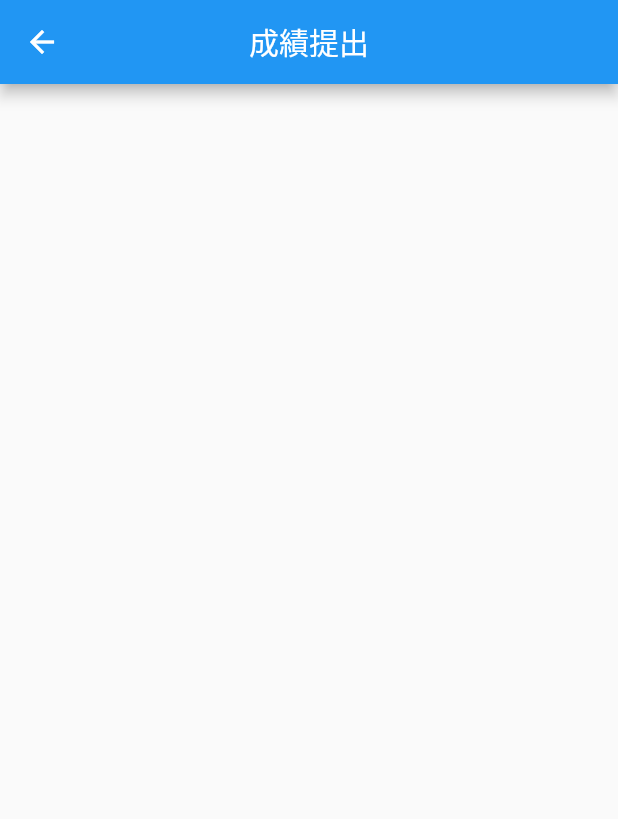
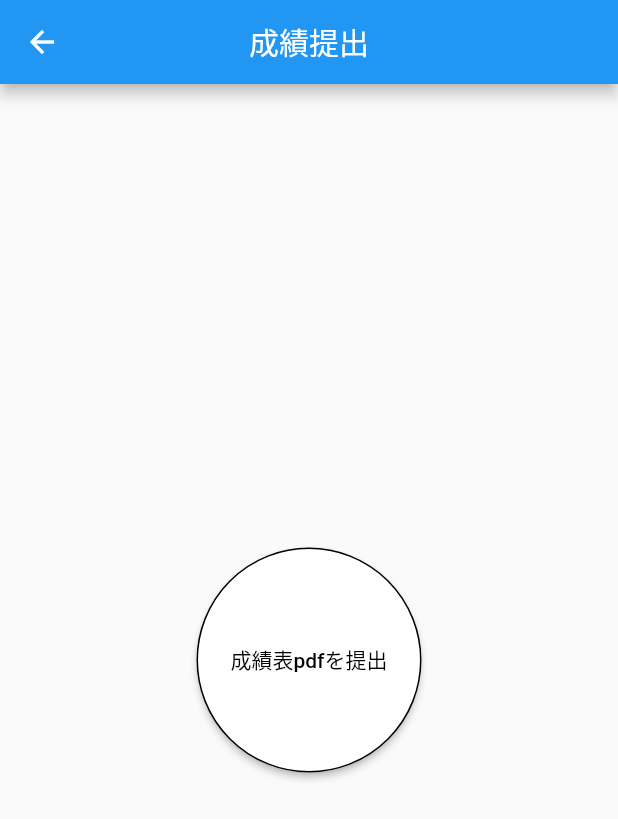
Before and after one commit to syunsuke1115/tani_money, a Flutter app: the SubmitScreen screen opened directly, on a phone screen of 412 x 824 dp. Shown: the top 819 px of the screen. Run offline on Flutter 3.47's test engine with Material 2 defaults, Android fonts, the phone set to English and light mode, and no system bars.

Commit message:
submitscreen&targetscreen&targetaddpage

```diff
--- a/lib/pages/SubmitScreen.dart
+++ b/lib/pages/SubmitScreen.dart
@@ -16,6 +16,28 @@ class _SubmitScreenState extends State<SubmitScreen> {
           centerTitle: true,
           backgroundColor: Colors.blue,
         ),
-        body: Container());
-  }
-}
+        body: Container(
+            alignment: Alignment.center,
+            child:SizedBox(
+              height: 150, // Widgetの高さを指定
+              width: 150,
+              child:ElevatedButton(
+                child: const Text('成績表pdfを提出'),
+                style: ElevatedButton.styleFrom(
+                  primary: Colors.white,
+                  onPrimary: Colors.black,
+                  shape: const CircleBorder(
+                    side: BorderSide(
+                      color: Colors.black,
+                      width: 1,
+                      style: BorderStyle.solid,
+                    ),
+                  ),
+                ),
+                onPressed: () {},
+              ),
+
+            )
+        )
+          );
+  }}
```
Also changed, not shown: lib/pages/TargetAddPage.dart (added, +76 -0 lines), lib/pages/TargetScreen.dart (+41 -8 lines).
